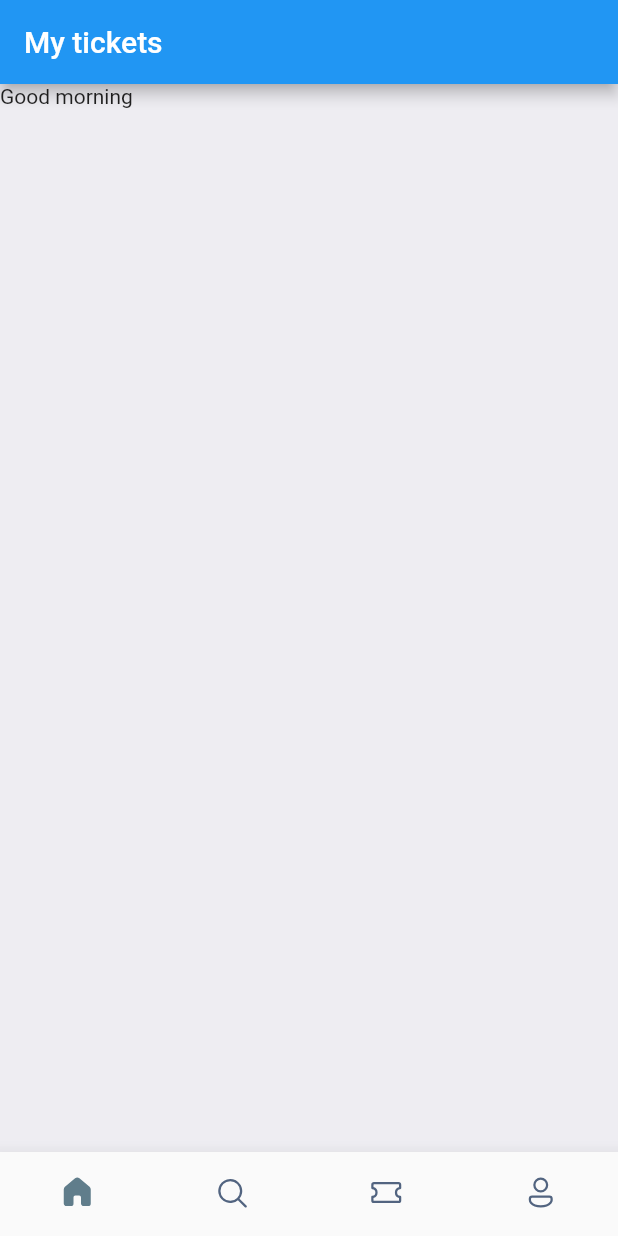
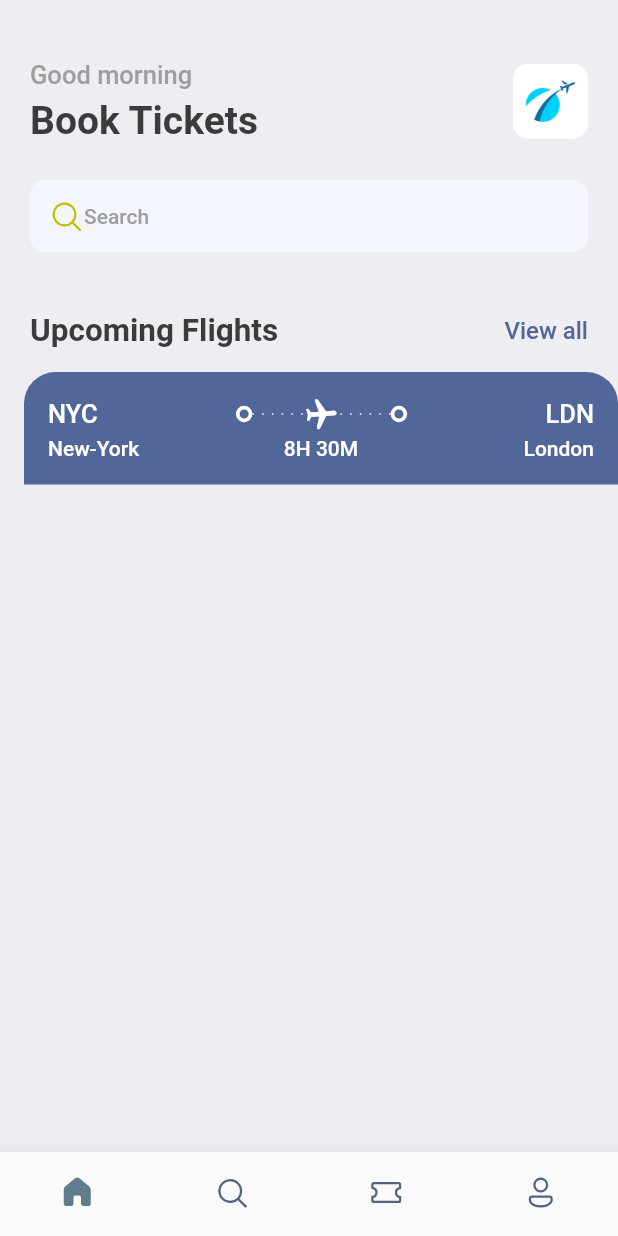
Before and after one commit to ChukwumekaAugustineAnoliefo/bookTickets, a Flutter app: the screen it shows after launch, on a phone screen of 412 x 824 dp. Run offline on Flutter 3.47's test engine with Material 2 defaults, Android fonts, the phone set to English and light mode, and no system bars; our stand-ins replace fluentui_icons, gap.

Commit message:
created a the ticket widget and the bleu part of the ticket widget

```diff
--- a/lib/main.dart
+++ b/lib/main.dart
@@ -1,4 +1,5 @@
 import 'package:book_tickets/screens/bottom.dart';
+import 'package:book_tickets/utils/app_styles.dart';
 import 'package:flutter/material.dart';
 
 void main() {
@@ -12,9 +13,12 @@ class MyApp extends StatelessWidget {
   @override
   Widget build(BuildContext context) {
     return MaterialApp(
+      debugShowCheckedModeBanner: false,
       title: 'Flutter Demo',
       theme: ThemeData(
-        primarySwatch: Colors.blue,
+        colorScheme: ColorScheme.fromSwatch().copyWith(
+          primary: primary,
+        ),
       ),
       home: BottomBar(),
     );
--- a/lib/screens/bottom.dart
+++ b/lib/screens/bottom.dart
@@ -27,7 +27,6 @@ class _BottomBarState extends State<BottomBar> {
   @override
   Widget build(BuildContext context) {
     return Scaffold(
-      appBar: AppBar(title: Text('My tickets'), actions: []),
       body: Center(
         child: _widgetOptions[_selectedIndex],
       ),
--- a/lib/screens/home_screen.dart
+++ b/lib/screens/home_screen.dart
@@ -1,5 +1,9 @@
+import 'package:book_tickets/screens/ticket_view.dart';
+import 'package:book_tickets/utils/app_styles.dart';
+import 'package:fluentui_icons/fluentui_icons.dart';
 import 'package:flutter/cupertino.dart';
 import 'package:flutter/material.dart';
+import 'package:gap/gap.dart';
 
 class HomeScreen extends StatelessWidget {
   const HomeScreen({Key? key}) : super(key: key);
@@ -7,23 +11,90 @@ class HomeScreen extends StatelessWidget {
   @override
   Widget build(BuildContext context) {
     return Scaffold(
-      backgroundColor: Color(0xffeeedf2),
+      backgroundColor: Styles.bgColor,
       body: ListView(
         children: [
           Container(
+            padding: EdgeInsets.symmetric(
+              horizontal: 20,
+            ),
             child: Column(
               children: [
+                Gap(40),
                 Row(
+                  mainAxisAlignment: MainAxisAlignment.spaceBetween,
+                  children: [
+                    Column(
+                      crossAxisAlignment: CrossAxisAlignment.start,
+                      children: [
+                        Text(
+                          "Good morning",
+                          style: Styles.headlineStyle3,
+                        ),
+                        Gap(5),
+                        Text(
+                          "Book Tickets",
+                          style: Styles.headlineStyle,
+                        ),
+                      ],
+                    ),
+                    Container(
+                      width: 50,
+                      height: 50,
+                      decoration: BoxDecoration(
+                          borderRadius: BorderRadius.circular(10),
+                          image: const DecorationImage(
+                              fit: BoxFit.cover,
+                              image: AssetImage("assets/images/img_1.png"))),
+                    )
+                  ],
+                ),
+                const Gap(25),
+                Container(
+                  decoration: BoxDecoration(
+                    borderRadius: BorderRadius.circular(10),
+                    color: const Color(0xfff4f6fd),
+                  ),
+                  padding:
+                      const EdgeInsets.symmetric(horizontal: 12, vertical: 12),
+                  child: Row(
+                    children: [
+                      const Icon(
+                        FluentSystemIcons.ic_fluent_search_regular,
+                        color: Color(0xffbfc205),
+                      ),
+                      Text(
+                        "Search",
+                        style: Styles.headlineStyle4,
+                      )
+                    ],
+                  ),
+                ),
+                const Gap(40),
+                Row(
+                  mainAxisAlignment: MainAxisAlignment.spaceBetween,
                   children: [
                     Text(
-                      "Good morning",
+                      "Upcoming Flights",
+                      style: Styles.headlineStyle2,
                     ),
-                    Container()
+                    InkWell(
+                      onTap: () {
+                        print('You are tapped');
+                      },
+                      child: Text(
+                        "View all",
+                        style: Styles.textStyle
+                            .copyWith(color: Styles.orangeColor),
+                      ),
+                    )
                   ],
                 )
               ],
             ),
-          )
+          ),
+          const Gap(15),
+          TicketVIew(),
         ],
       ),
     );
--- /dev/null
+++ b/lib/screens/ticket_view.dart
@@ -0,0 +1,130 @@
+import 'package:book_tickets/utils/app_layout.dart';
+import 'package:book_tickets/utils/app_styles.dart';
+import 'package:book_tickets/widgets/thick_container.dart';
+import 'package:flutter/cupertino.dart';
+import 'package:flutter/material.dart';
+import 'package:gap/gap.dart';
+
+class TicketVIew extends StatelessWidget {
+  const TicketVIew({Key? key}) : super(key: key);
+
+  @override
+  Widget build(BuildContext context) {
+    final size = AppLayout.getSize(context);
+    return SizedBox(
+      width: size.width,
+      height: 200,
+      child: Container(
+        margin: const EdgeInsets.only(
+          left: 16,
+        ),
+        child: Column(
+          children: [
+            /*
+            showing the blue part of the card
+             */
+            Container(
+              decoration: BoxDecoration(
+                  color: const Color(0xff526799),
+                  borderRadius: const BorderRadius.only(
+                      topLeft: Radius.circular(21),
+                      topRight: Radius.circular(21))),
+              padding: const EdgeInsets.all(16),
+              child: Column(
+                children: [
+                  Row(
+                    children: [
+                      Text(
+                        "NYC",
+                        style:
+                            Styles.headlineStyle3.copyWith(color: Colors.white),
+                      ),
+                      const Spacer(),
+                      ThickContainer(),
+                      Expanded(
+                          child: Stack(children: [
+                        SizedBox(
+                            height: 24,
+                            child: LayoutBuilder(
+                              builder: (BuildContext context,
+                                  BoxConstraints constraints) {
+                                return Flex(
+                                  direction: Axis.horizontal,
+                                  mainAxisAlignment:
+                                      MainAxisAlignment.spaceBetween,
+                                  mainAxisSize: MainAxisSize.max,
+                                  children: List.generate(
+                                      (constraints.constrainWidth() / 6)
+                                          .floor(),
+                                      (index) => SizedBox(
+                                            width: 1,
+                                            height: 1,
+                                            child: DecoratedBox(
+                                                decoration: BoxDecoration(
+                                                    color: Colors.white)),
+                                          )),
+                                );
+                              },
+                            )),
+                        Center(
+                          child: Transform.rotate(
+                            angle: 1.5,
+                            child: Icon(
+                              Icons.local_airport_rounded,
+                              color: Colors.white,
+                            ),
+                          ),
+                        ),
+                      ])),
+                      ThickContainer(),
+                      const Spacer(),
+                      Text(
+                        "LDN",
+                        style:
+                            Styles.headlineStyle3.copyWith(color: Colors.white),
+                      )
+                    ],
+                  ),
+                  Gap(3),
+                  Row(
+                    mainAxisAlignment: MainAxisAlignment.spaceBetween,
+                    children: [
+                      SizedBox(
+                        width: 100,
+                        child: Text(
+                          "New-York",
+                          style: Styles.headlineStyle4.copyWith(
+                            color: Colors.white,
+                          ),
+                        ),
+                      ),
+                      Text(
+                        "8H 30M",
+                        style:
+                            Styles.headlineStyle4.copyWith(color: Colors.white),
+                      ),
+                      SizedBox(
+                        width: 100,
+                        child: Text(
+                          "London",
+                          textAlign: TextAlign.end,
+                          style: Styles.headlineStyle4.copyWith(
+                            color: Colors.white,
+                          ),
+                        ),
+                      ),
+                    ],
+                  )
+                ],
+              ),
+            )
+            /*
+            showing the orange part of the card
+             */
+            ,
+          ],
+        ),
+      ),
+    );
+  }
+}
--- /dev/null
+++ b/lib/utils/app_layout.dart
@@ -0,0 +1,7 @@
+import 'package:flutter/cupertino.dart';
+
+class AppLayout {
+  static getSize(BuildContext context) {
+    return MediaQuery.of(context).size;
+  }
+}
--- /dev/null
+++ b/lib/utils/app_styles.dart
@@ -0,0 +1,23 @@
+import 'package:flutter/cupertino.dart';
+
+import 'package:flutter/material.dart';
+
+Color primary = Color(0xFF687DAF);
+
+class Styles {
+  static Color primaryColor = primary;
+  static Color textColor = const Color(0xff3b3b3b);
+  static Color bgColor = const Color(0xffeeedf2);
+  static Color orangeColor = const Color(0xff526799);
+  static TextStyle textStyle =
+      TextStyle(fontSize: 16, color: textColor, fontWeight: FontWeight.w500);
+  static TextStyle headlineStyle =
+      TextStyle(fontSize: 26, color: textColor, fontWeight: FontWeight.bold);
+
+  static TextStyle headlineStyle2 =
+      TextStyle(fontSize: 21, color: textColor, fontWeight: FontWeight.bold);
+  static TextStyle headlineStyle3 = TextStyle(
+      fontSize: 17, color: Colors.grey.shade500, fontWeight: FontWeight.w500);
+  static TextStyle headlineStyle4 = TextStyle(
+      fontSize: 14, color: Colors.grey.shade500, fontWeight: FontWeight.w500);
+}
--- /dev/null
+++ b/lib/widgets/thick_container.dart
@@ -0,0 +1,16 @@
+import 'package:flutter/material.dart';
+
+class ThickContainer extends StatelessWidget {
+  const ThickContainer({Key? key}) : super(key: key);
+
+  @override
+  Widget build(BuildContext context) {
+    return Container(
+      padding: EdgeInsets.all(3.0),
+      decoration: BoxDecoration(
+        borderRadius: BorderRadius.circular(20),
+        border: Border.all(width: 2.5, color: Colors.white),
+      ),
+    );
+  }
+}
```
Also changed, not shown: pubspec.yaml (+4 -4 lines), pubspec.lock.
